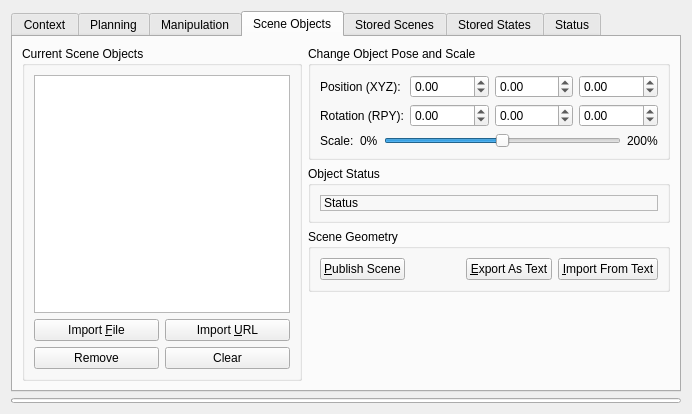
Old version of the form moveit_ros/visualization/motion_planning_rviz_plugin/src/ui/motion_planning_rviz_plugin_frame.ui in the repository moveit/moveit.
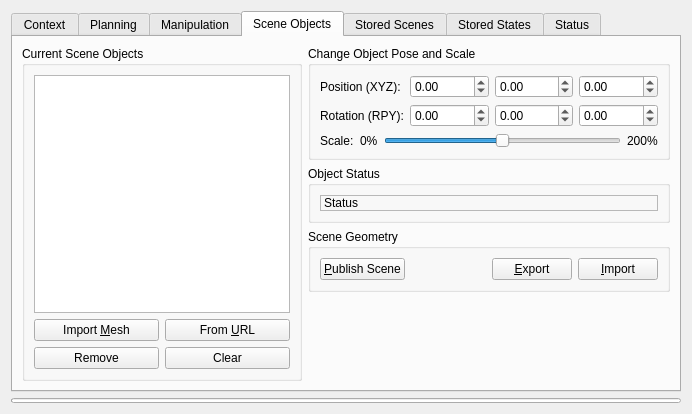
New version of the form. The open tabs and pages were chosen to show the change. Custom widgets are drawn as their Qt base class.

Commit message:
Clean up Rviz plugin, fix mesh scaling (#2142)
* Clarify object importing

* Add suggestion (LARGE_MESH_THRESHOLD)

* Add file filter

* Add tooltip, clarify names

* Fix and clarify names in robot states tab

* Add dialogue to Clear button in robot states

```diff
--- a/moveit_ros/visualization/motion_planning_rviz_plugin/src/ui/motion_planning_rviz_plugin_frame.ui
+++ b/moveit_ros/visualization/motion_planning_rviz_plugin/src/ui/motion_planning_rviz_plugin_frame.ui
@@ -1171,14 +1171,20 @@
           <item>
            <widget class="QPushButton" name="export_scene_text_button">
             <property name="text">
-             <string>&amp;Export As Text</string>
+             <string>&amp;Export</string>
+            </property>
+            <property name="toolTip">
+             <string>Export scene geometry to a .scene file (only geometry information is preserved)</string>
             </property>
            </widget>
           </item>
           <item>
            <widget class="QPushButton" name="import_scene_text_button">
             <property name="text">
-             <string>&amp;Import From Text</string>
+             <string>&amp;Import</string>
+            </property>
+            <property name="toolTip">
+             <string>Import scene geometry from a .scene file (only geometry information is preserved)</string>
             </property>
            </widget>
           </item>
@@ -1197,7 +1203,10 @@
           <item row="1" column="1">
            <widget class="QPushButton" name="import_url_button">
             <property name="text">
-             <string>Import &amp;URL</string>
+             <string>From &amp;URL</string>
+            </property>
+            <property name="toolTip">
+             <string>Import a mesh from a URL</string>
             </property>
            </widget>
           </item>
@@ -1218,7 +1227,10 @@
           <item row="1" column="0">
            <widget class="QPushButton" name="import_file_button">
             <property name="text">
-             <string>Import &amp;File</string>
+             <string>Import &amp;Mesh</string>
+            </property>
+            <property name="toolTip">
+             <string>Import a mesh from a file</string>
             </property>
            </widget>
           </item>
```
Left out of the diff: 36 changed lines with no effect on the pictures. The commit also changes 4 other files.
